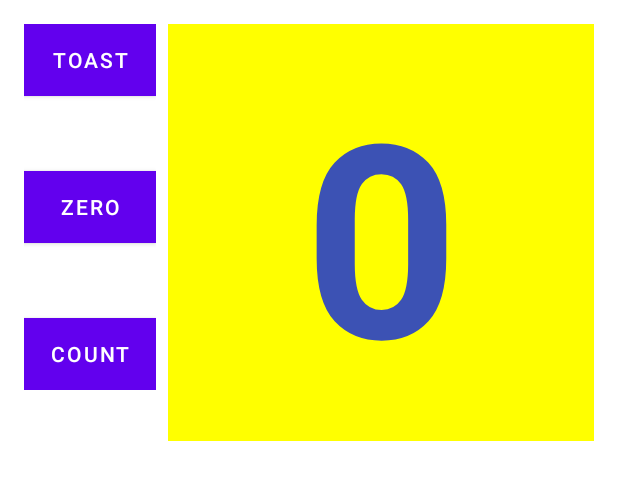
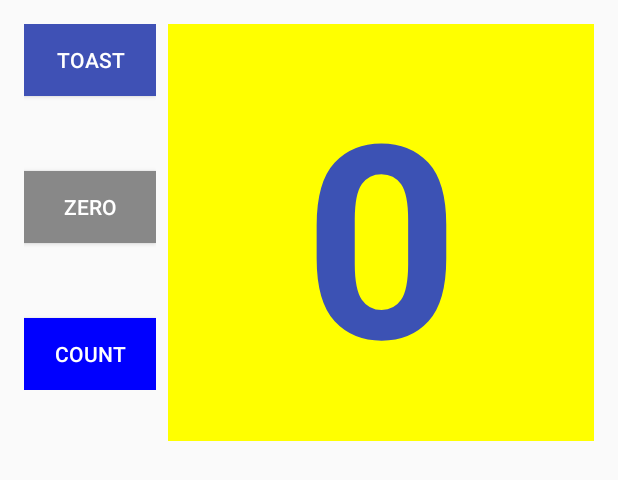
Before and after one commit to binayathapamagar/Lab_Exercise_2, an Android app: the layout activity_main.xml on its own in the app's theme, with its tools: preview values and no code run, on a phone screen of 412 x 824 dp. Shown: the top 480 px of the screen. Run offline under Robolectric (Android 15) with nearby library versions, the phone set to English and light mode, and no system bars.

Commit message:
Completed homework HelloConstraint

```diff
--- /dev/null
+++ b/app/src/main/res/drawable/background_blue.xml
@@ -0,0 +1,4 @@
+<?xml version="1.0" encoding="utf-8"?>
+<shape android:shape="rectangle" xmlns:android="http://schemas.android.com/apk/res/android">
+<solid android:color="@color/blue"/>
+</shape>
--- /dev/null
+++ b/app/src/main/res/drawable/background_green.xml
@@ -0,0 +1,4 @@
+<?xml version="1.0" encoding="utf-8"?>
+<shape android:shape="rectangle" xmlns:android="http://schemas.android.com/apk/res/android">
+    <solid android:color="@color/light_green"/>
+</shape>
--- a/app/src/main/res/layout-land/activity_main.xml
+++ b/app/src/main/res/layout-land/activity_main.xml
@@ -19,46 +19,54 @@
         app:layout_constraintStart_toStartOf="parent"
         app:layout_constraintTop_toTopOf="parent">
 
-        <LinearLayout
+        <androidx.constraintlayout.widget.ConstraintLayout
             android:layout_width="wrap_content"
-            android:layout_height="match_parent"
-            android:layout_marginEnd="8dp"
-            android:orientation="vertical">
+            android:layout_height="match_parent">
 
             <Button
                 android:id="@+id/button_toast"
                 android:layout_width="match_parent"
                 android:layout_height="wrap_content"
+                android:layout_marginEnd="8dp"
                 android:background="@color/colorPrimary"
                 android:onClick="showToast"
                 android:text="@string/button_label_toast"
                 android:textColor="@color/white"
-                tools:layout_editor_absoluteX="8dp"
-                tools:layout_editor_absoluteY="5dp" />
+                app:layout_constraintEnd_toEndOf="parent"
+                app:layout_constraintStart_toStartOf="parent"
+                app:layout_constraintTop_toTopOf="parent" />
 
             <Button
                 android:id="@+id/button_zero"
                 android:layout_width="match_parent"
                 android:layout_height="wrap_content"
+                android:layout_marginEnd="8dp"
                 android:background="@color/colorPrimary"
                 android:onClick="resetToZero"
                 android:text="@string/button_label_zero"
                 android:textColor="@color/white"
-                tools:layout_editor_absoluteX="11dp"
-                tools:layout_editor_absoluteY="143dp" />
+                app:layout_constraintBottom_toTopOf="@+id/button_count"
+                app:layout_constraintEnd_toEndOf="parent"
+                app:layout_constraintHorizontal_bias="0.0"
+                app:layout_constraintStart_toStartOf="parent"
+                app:layout_constraintTop_toBottomOf="@+id/button_toast" />
 
             <Button
                 android:id="@+id/button_count"
                 android:layout_width="match_parent"
                 android:layout_height="wrap_content"
+                android:layout_marginEnd="8dp"
                 android:background="@color/colorPrimary"
                 android:onClick="countUp"
                 android:text="@string/button_label_count"
                 android:textColor="@color/white"
-                tools:layout_editor_absoluteX="11dp"
-                tools:layout_editor_absoluteY="282dp" />
+                app:layout_constraintBottom_toBottomOf="parent"
+                app:layout_constraintEnd_toEndOf="parent"
+                app:layout_constraintHorizontal_bias="1.0"
+                app:layout_constraintStart_toStartOf="parent"
+                app:layout_constraintTop_toBottomOf="@+id/button_zero" />
 
-        </LinearLayout>
+        </androidx.constraintlayout.widget.ConstraintLayout>
 
         <TextView
             android:id="@+id/show_count"
--- a/app/src/main/res/layout-sw600dp/activity_main.xml
+++ b/app/src/main/res/layout-sw600dp/activity_main.xml
@@ -8,7 +8,7 @@
 
     <Button
         android:id="@+id/button_toast"
-        android:layout_width="398dp"
+        android:layout_width="425dp"
         android:layout_height="wrap_content"
         android:background="@color/colorPrimary"
         android:onClick="showToast"
@@ -19,8 +19,22 @@
         app:layout_constraintTop_toTopOf="parent" />
 
     <Button
+        android:id="@+id/button_zero"
+        android:layout_width="425dp"
+        android:layout_height="wrap_content"
+        android:layout_marginStart="4dp"
+        android:background="@color/colorPrimary"
+        android:onClick="countUp"
+        android:text="@string/button_label_zero"
+        android:textColor="@color/white"
+        android:textSize="60sp"
+        app:layout_constraintBaseline_toBaselineOf="@+id/button_toast"
+        app:layout_constraintStart_toEndOf="@+id/button_toast"
+        app:layout_constraintTop_toTopOf="parent" />
+
+    <Button
         android:id="@+id/button_count"
-        android:layout_width="399dp"
+        android:layout_width="426dp"
         android:layout_height="wrap_content"
         android:layout_marginStart="8dp"
         android:background="@color/colorPrimary"
@@ -28,8 +42,10 @@
         android:text="@string/button_label_count"
         android:textColor="@color/white"
         android:textSize="60sp"
-        app:layout_constraintBaseline_toBaselineOf="@+id/button_toast"
-        app:layout_constraintStart_toEndOf="@+id/button_toast" />
+        app:layout_constraintBaseline_toBaselineOf="@+id/button_zero"
+        app:layout_constraintEnd_toEndOf="parent"
+        app:layout_constraintStart_toEndOf="@+id/button_zero"
+        app:layout_constraintTop_toTopOf="parent" />
 
     <TextView
         android:id="@+id/show_count"
--- a/app/src/main/res/layout/activity_main.xml
+++ b/app/src/main/res/layout/activity_main.xml
@@ -31,9 +31,9 @@
                 android:layout_width="match_parent"
                 android:layout_height="wrap_content"
                 android:layout_marginBottom="50dp"
-                android:background="@color/colorPrimary"
                 android:onClick="showToast"
                 android:text="@string/button_label_toast"
+                android:background="@color/colorDarkBlue"
                 android:textColor="@color/white"
                 tools:layout_editor_absoluteX="26dp"
                 tools:layout_editor_absoluteY="16dp" />
@@ -43,7 +43,7 @@
                 android:layout_width="match_parent"
                 android:layout_height="wrap_content"
                 android:layout_marginBottom="50dp"
-                android:background="@color/colorPrimary"
+                android:background="@color/gray"
                 android:onClick="resetToZero"
                 android:text="@string/button_label_zero"
                 android:textColor="@color/white"
@@ -54,7 +54,7 @@
                 android:id="@+id/button_count"
                 android:layout_width="match_parent"
                 android:layout_height="wrap_content"
-                android:background="@color/colorPrimary"
+                android:background="@color/blue"
                 android:onClick="countUp"
                 android:text="@string/button_label_count"
                 android:textColor="@color/white"
--- a/app/src/main/res/values-night/themes.xml
+++ b/app/src/main/res/values-night/themes.xml
@@ -1,6 +1,6 @@
 <resources xmlns:tools="http://schemas.android.com/tools">
     <!-- Base application theme. -->
-    <style name="Theme.Lab_Exercise_2" parent="Theme.MaterialComponents.DayNight.DarkActionBar">
+    <style name="Theme.Lab_Exercise_2" parent="Theme.AppCompat.Light.NoActionBar">
         <!-- Primary brand color. -->
         <item name="colorPrimary">@color/purple_200</item>
         <item name="colorPrimaryVariant">@color/purple_700</item>
--- a/app/src/main/res/values/colors.xml
+++ b/app/src/main/res/values/colors.xml
@@ -1,7 +1,9 @@
 <?xml version="1.0" encoding="utf-8"?>
 <resources>
     <color name="colorPrimary">#3C52B4</color>
-    <color name="gray">#808080</color>
+    <color name="gray">#888888</color>
+    <color name="blue">#0000FF</color>
+    <color name="light_green">#00FF01</color>
     <color name="purple_200">#FFBB86FC</color>
     <color name="purple_500">#FF6200EE</color>
     <color name="purple_700">#FF3700B3</color>
@@ -9,4 +11,6 @@
     <color name="teal_700">#FF018786</color>
     <color name="black">#FF000000</color>
     <color name="white">#FFFFFFFF</color>
+    <color name="colorDarkBlue">#3F51B5</color>
+    <color name="pink">#FF00FF</color>
 </resources>
--- a/app/src/main/res/values/themes.xml
+++ b/app/src/main/res/values/themes.xml
@@ -1,6 +1,6 @@
 <resources xmlns:tools="http://schemas.android.com/tools">
     <!-- Base application theme. -->
-    <style name="Theme.Lab_Exercise_2" parent="Theme.MaterialComponents.DayNight.DarkActionBar">
+    <style name="Theme.Lab_Exercise_2" parent="Theme.AppCompat.Light.NoActionBar">
         <!-- Primary brand color. -->
         <item name="colorPrimary">@color/purple_500</item>
         <item name="colorPrimaryVariant">@color/purple_700</item>
```
Also changed, not shown: app/src/main/java/com/example/lab_exercise_2/MainActivity.java (+23 -5 lines).
